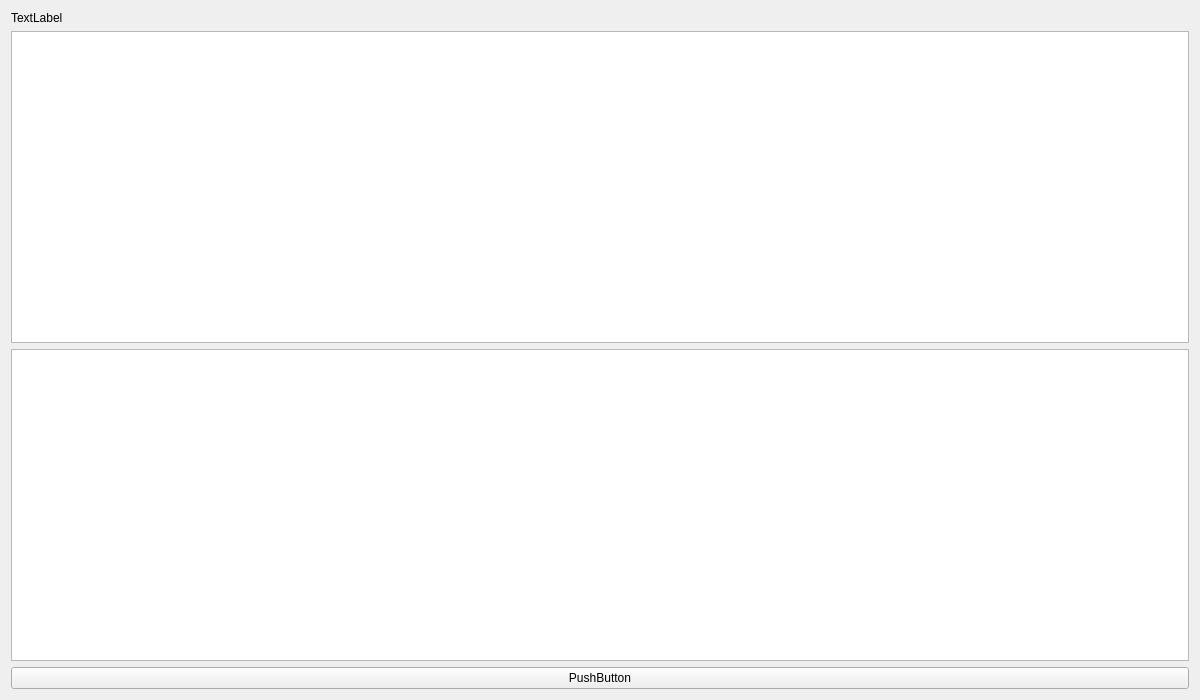
Above: messageme.ui from mahan109910/linking_me before the change. Below: the same form after it.
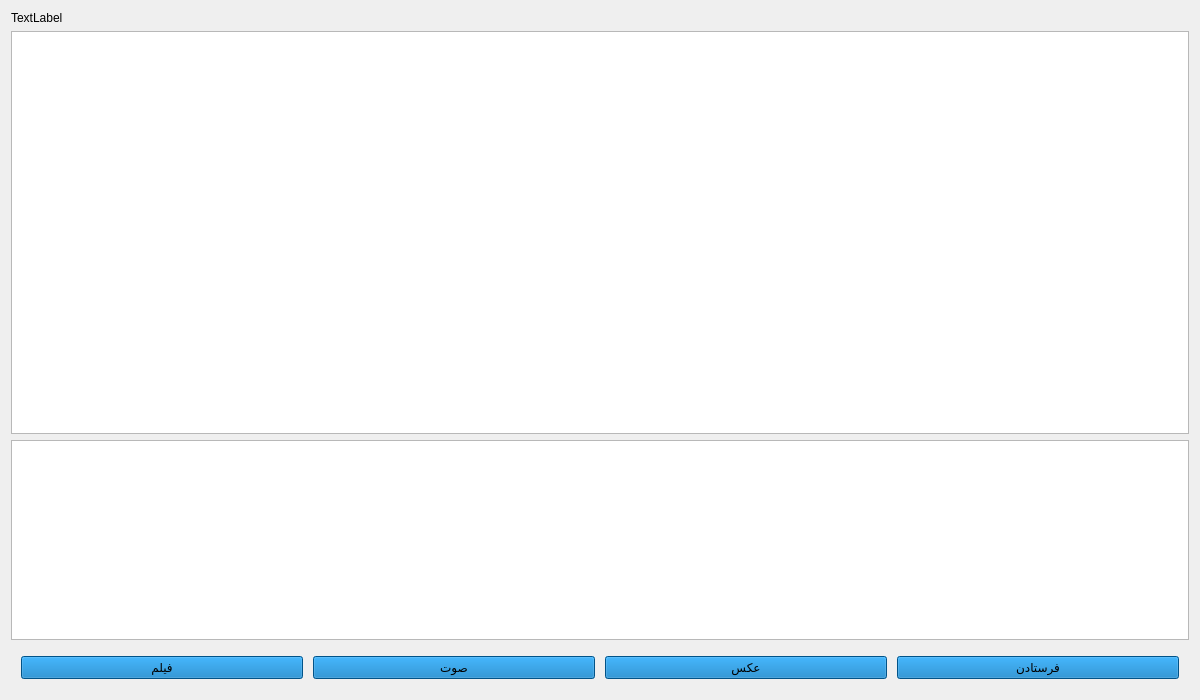
That is the form after the change.

Patch:
```diff
--- a/messageme.ui
+++ b/messageme.ui
@@ -14,26 +14,119 @@
    <string>Form</string>
   </property>
   <layout class="QGridLayout" name="gridLayout_3">
-   <item row="0" column="0">
+   <item row="2" column="2">
+    <widget class="QTextEdit" name="textEdit">
+     <property name="maximumSize">
+      <size>
+       <width>16777215</width>
+       <height>200</height>
+      </size>
+     </property>
+     <property name="html">
+      <string>&lt;!DOCTYPE HTML PUBLIC &quot;-//W3C//DTD HTML 4.0//EN&quot; &quot;http://www.w3.org/TR/REC-html40/strict.dtd&quot;&gt;
+&lt;html&gt;&lt;head&gt;&lt;meta name=&quot;qrichtext&quot; content=&quot;1&quot; /&gt;&lt;meta charset=&quot;utf-8&quot; /&gt;&lt;style type=&quot;text/css&quot;&gt;
+p, li { white-space: pre-wrap; }
+hr { height: 1px; border-width: 0; }
+li.unchecked::marker { content: &quot;\2610&quot;; }
+li.checked::marker { content: &quot;\2612&quot;; }
+&lt;/style&gt;&lt;/head&gt;&lt;body style=&quot; font-family:'Segoe UI'; font-size:9pt; font-weight:400; font-style:normal;&quot;&gt;
+&lt;p style=&quot; margin-top:12px; margin-bottom:12px; margin-left:0px; margin-right:0px; -qt-block-indent:0; text-indent:0px;&quot;&gt;&lt;br /&gt;&lt;/p&gt;&lt;/body&gt;&lt;/html&gt;</string>
+     </property>
+    </widget>
+   </item>
+   <item row="4" column="2">
+    <layout class="QGridLayout" name="gridLayout_4">
+     <property name="leftMargin">
+      <number>10</number>
+     </property>
+     <property name="topMargin">
+      <number>10</number>
+     </property>
+     <property name="rightMargin">
+      <number>10</number>
+     </property>
+     <property name="bottomMargin">
+      <number>10</number>
+     </property>
+     <property name="spacing">
+      <number>10</number>
+     </property>
+     <item row="0" column="1">
+      <widget class="QPushButton" name="audioButton">
+       <property name="maximumSize">
+        <size>
+         <width>500</width>
+         <height>16777215</height>
+        </size>
+       </property>
+       <property name="styleSheet">
+        <string notr="true">background-color: rgb(1, 116, 190);</string>
+       </property>
+       <property name="text">
+        <string>صوت</string>
+       </property>
+      </widget>
+     </item>
+     <item row="0" column="3">
+      <widget class="QPushButton" name="sendButton">
+       <property name="maximumSize">
+        <size>
+         <width>500</width>
+         <height>16777215</height>
+        </size>
+       </property>
+       <property name="styleSheet">
+        <string notr="true">background-color: rgb(1, 116, 190);</string>
+       </property>
+       <property name="text">
+        <string>فرستادن</string>
+       </property>
+      </widget>
+     </item>
+     <item row="0" column="2">
+      <widget class="QPushButton" name="imageButton">
+       <property name="maximumSize">
+        <size>
+         <width>500</width>
+         <height>16777215</height>
+        </size>
+       </property>
+       <property name="styleSheet">
+        <string notr="true">background-color: rgb(1, 116, 190);</string>
+       </property>
+       <property name="text">
+        <string>عکس</string>
+       </property>
+      </widget>
+     </item>
+     <item row="0" column="0">
+      <widget class="QPushButton" name="videoButton">
+       <property name="maximumSize">
+        <size>
+         <width>500</width>
+         <height>16777215</height>
+        </size>
+       </property>
+       <property name="styleSheet">
+        <string notr="true">background-color: rgb(1, 116, 190);</string>
+       </property>
+       <property name="text">
+        <string>فیلم</string>
+       </property>
+      </widget>
+     </item>
+    </layout>
+   </item>
+   <item row="1" column="2">
+    <widget class="QListWidget" name="listWidget"/>
+   </item>
+   <item row="0" column="2">
     <widget class="QLabel" name="labelUsername">
      <property name="text">
       <string>TextLabel</string>
      </property>
     </widget>
    </item>
-   <item row="1" column="0">
-    <widget class="QListWidget" name="listWidget"/>
-   </item>
-   <item row="3" column="0">
-    <widget class="QPushButton" name="sendButton">
-     <property name="text">
-      <string>PushButton</string>
-     </property>
-    </widget>
-   </item>
-   <item row="2" column="0">
-    <widget class="QTextEdit" name="textEdit"/>
-   </item>
   </layout>
  </widget>
  <resources/>
```
